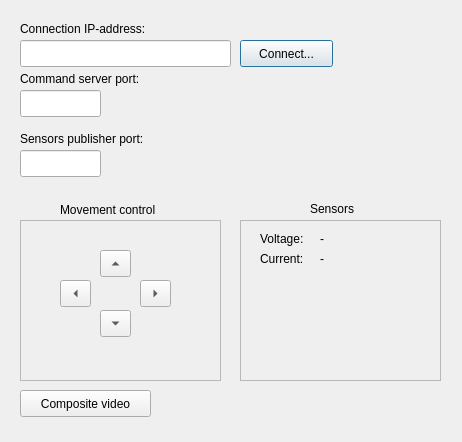
First picture: the form in cherokey-robot/RobotControl/ui/MainForm.ui, repository phoenix367/v2rpins_sdk, before the edit.
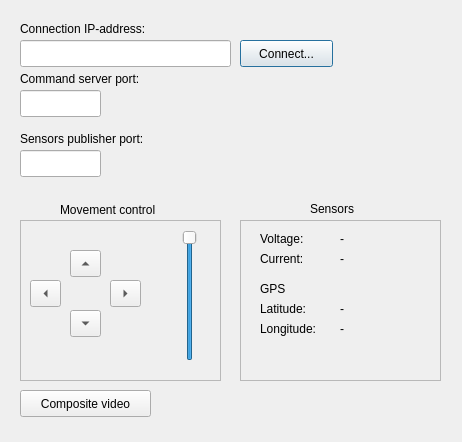
Second picture: the form after the edit.

```diff
--- a/cherokey-robot/RobotControl/ui/MainForm.ui
+++ b/cherokey-robot/RobotControl/ui/MainForm.ui
@@ -67,7 +67,7 @@
    <widget class="QToolButton" name="btnBackward">
     <property name="geometry">
      <rect>
-      <x>80</x>
+      <x>50</x>
       <y>90</y>
       <width>31</width>
       <height>27</height>
@@ -83,7 +83,7 @@
    <widget class="QToolButton" name="btnRotateLeft">
     <property name="geometry">
      <rect>
-      <x>40</x>
+      <x>10</x>
       <y>60</y>
       <width>31</width>
       <height>27</height>
@@ -99,7 +99,7 @@
    <widget class="QToolButton" name="btnForward">
     <property name="geometry">
      <rect>
-      <x>80</x>
+      <x>50</x>
       <y>30</y>
       <width>31</width>
       <height>27</height>
@@ -115,7 +115,7 @@
    <widget class="QToolButton" name="btnRotateRight">
     <property name="geometry">
      <rect>
-      <x>120</x>
+      <x>90</x>
       <y>60</y>
       <width>31</width>
       <height>27</height>
@@ -128,6 +128,25 @@
      <enum>Qt::RightArrow</enum>
     </property>
    </widget>
+   <widget class="QSlider" name="sldDrivePower">
+    <property name="geometry">
+     <rect>
+      <x>160</x>
+      <y>10</y>
+      <width>20</width>
+      <height>131</height>
+     </rect>
+    </property>
+    <property name="maximum">
+     <number>100</number>
+    </property>
+    <property name="value">
+     <number>100</number>
+    </property>
+    <property name="orientation">
+     <enum>Qt::Vertical</enum>
+    </property>
+   </widget>
   </widget>
   <widget class="QLabel" name="label_2">
    <property name="geometry">
@@ -186,7 +205,7 @@
    <widget class="QLabel" name="lblVoltage">
     <property name="geometry">
      <rect>
-      <x>80</x>
+      <x>100</x>
       <y>10</y>
       <width>62</width>
       <height>17</height>
@@ -199,7 +218,7 @@
    <widget class="QLabel" name="lblCurrent">
     <property name="geometry">
      <rect>
-      <x>80</x>
+      <x>100</x>
       <y>30</y>
       <width>62</width>
       <height>17</height>
@@ -209,6 +228,71 @@
      <string>-</string>
     </property>
    </widget>
+   <widget class="QLabel" name="label_8">
+    <property name="geometry">
+     <rect>
+      <x>20</x>
+      <y>60</y>
+      <width>31</width>
+      <height>17</height>
+     </rect>
+    </property>
+    <property name="text">
+     <string>GPS</string>
+    </property>
+   </widget>
+   <widget class="QLabel" name="label_9">
+    <property name="geometry">
+     <rect>
+      <x>20</x>
+      <y>80</y>
+      <width>62</width>
+      <height>17</height>
+     </rect>
+    </property>
+    <property name="text">
+     <string>Latitude:</string>
+    </property>
+   </widget>
+   <widget class="QLabel" name="label_10">
+    <property name="geometry">
+     <rect>
+      <x>20</x>
+      <y>100</y>
+      <width>71</width>
+      <height>17</height>
+     </rect>
+    </property>
+    <property name="text">
+     <string>Longitude:</string>
+    </property>
+   </widget>
+   <widget class="QLabel" name="lblLatitude">
+    <property name="geometry">
+     <rect>
+      <x>100</x>
+      <y>80</y>
+      <width>91</width>
+      <height>17</height>
+     </rect>
+    </property>
+    <property name="text">
+     <string>-</string>
+    </property>
+   </widget>
+   <widget class="QLabel" name="lblLongitude">
+    <property name="geometry">
+     <rect>
+      <x>100</x>
+      <y>100</y>
+      <width>91</width>
+      <height>17</height>
+     </rect>
+    </property>
+    <property name="text">
+     <string>-</string>
+    </property>
+   </widget>
   </widget>
   <widget class="QLabel" name="label_3">
    <property name="geometry">
```
